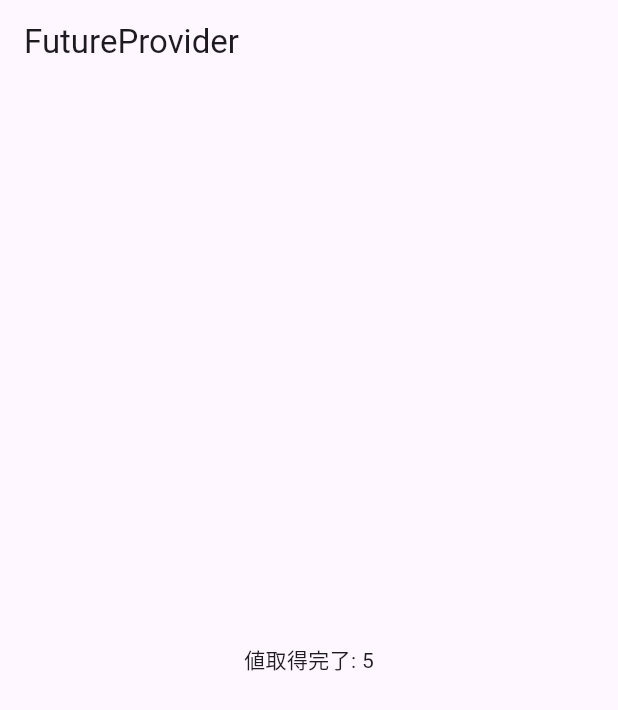
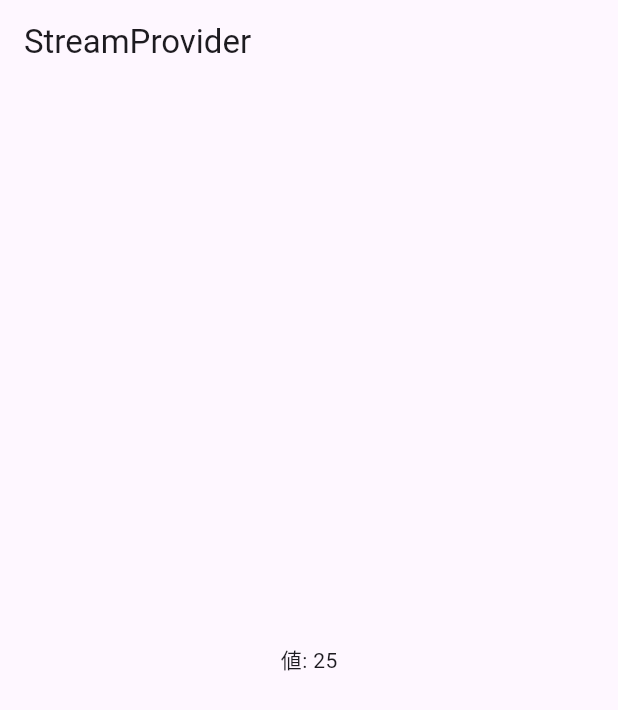
Before and after one commit to m-kodama/flutter-riverpod-practice, a Flutter app: the screen it shows after launch, on a phone screen of 412 x 824 dp. Shown: the top 710 px of the screen. Run offline on Flutter 3.47's test engine with Material 2 defaults, Android fonts, the phone set to English and light mode, and no system bars; our stand-ins replace flutter_riverpod.

Commit message:
StreamProviderの使用方法

```diff
--- a/lib/04_future_privider.dart
+++ b/lib/04_future_privider.dart
@@ -6,13 +6,13 @@ import 'package:flutter_riverpod/flutter_riverpod.dart';
 /// FutureProvider = Provider + FutureBuilder
 /// 単一のFutureな値を公開できるProvider
 
-final dummyAsyncFuncProvider = FutureProvider((ref) async {
+final dummyAsyncFuncProvider = FutureProvider<int>((ref) async {
   final value1 = await dummyAsyncFunc(1);
   final value2 = await dummyAsyncFunc(2);
   return value1 + value2;
 });
 
-dummyAsyncFunc(int value) async {
+Future<int> dummyAsyncFunc(int value) async {
   await Future.delayed(Duration(seconds: value));
   return value * value;
 }
--- /dev/null
+++ b/lib/05_stream_provider.dart
@@ -0,0 +1,48 @@
+import 'package:flutter/material.dart';
+import 'package:flutter_riverpod/flutter_riverpod.dart';
+import 'package:riverpod_practice/04_future_privider.dart';
+
+/// StreamProvider
+///
+/// StreamProvider = Provider + StreamBuilder
+/// 単一のStreamな値を公開できるProvider
+///
+/// FirestoreやWebソケット、リソースを消費するものをListen（購読）する時は
+/// StreamProvider.autoDisposeを使用することでリソースの自動解放が可能
+final dummyValueStreamProvider = StreamProvider<int>((ref) {
+  final stream = generateStream();
+  return stream;
+});
+
+Stream<int> generateStream() {
+  return Stream.fromFutures([
+    dummyAsyncFunc(5),
+    dummyAsyncFunc(4),
+    dummyAsyncFunc(3),
+    dummyAsyncFunc(2),
+    dummyAsyncFunc(1),
+  ]);
+}
+
+class StreamProviderPage extends ConsumerWidget {
+  const StreamProviderPage({Key? key}) : super(key: key);
+
+  @override
+  Widget build(BuildContext context, WidgetRef ref) {
+    /// AsyncValue<T>型で受け取る
+    final value = ref.watch(dummyValueStreamProvider);
+
+    return Scaffold(
+      appBar: AppBar(
+        title: const Text('StreamProvider'),
+      ),
+      body: Center(
+        child: value.when(
+          data: (v) => Text('値: $v'),
+          error: (error, stack) => Text('エラー: $error'),
+          loading: () => const Text('loading...'),
+        ),
+      ),
+    );
+  }
+}
--- a/lib/main.dart
+++ b/lib/main.dart
@@ -4,6 +4,7 @@ import 'package:riverpod_practice/01_provider.dart';
 import 'package:riverpod_practice/02_state_provider.dart';
 import 'package:riverpod_practice/03_state_notifier_provider.dart';
 import 'package:riverpod_practice/04_future_privider.dart';
+import 'package:riverpod_practice/05_stream_provider.dart';
 
 class MyValue {
   MyValue(this.value);
@@ -35,7 +36,7 @@ class MyApp extends StatelessWidget {
         useMaterial3: true,
         primarySwatch: Colors.blue,
       ),
-      home: const FutureProviderPage(),
+      home: const StreamProviderPage(),
     );
   }
 }
```
